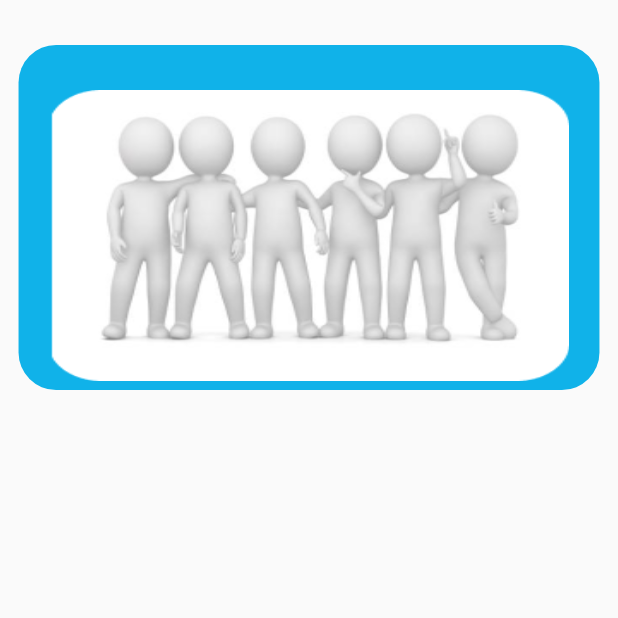
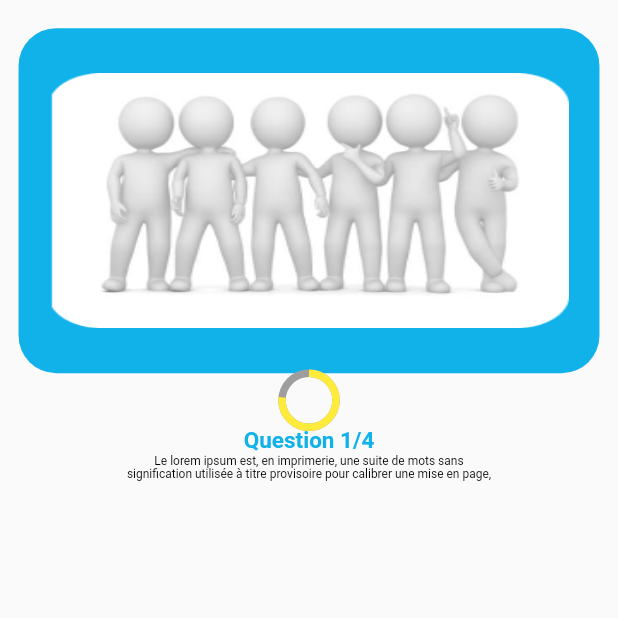
Before and after one commit to madydoucoure13/quiz_master, a Flutter app: the screen it shows after launch, on a phone screen of 412 x 824 dp, the top half of it. Run offline on Flutter 3.47's test engine with Material 2 defaults, Android fonts, the phone set to English and light mode, and no system bars; Roboto replaces fonts that are missing (Poppins).

Commit message:
added stack

```diff
--- a/lib/JouerPage.dart
+++ b/lib/JouerPage.dart
@@ -9,47 +9,75 @@ class JouerPage extends StatefulWidget {
 }
 
 class _JouerPageState extends State<JouerPage> {
-
   @override
   Widget build(BuildContext context) {
-
     return Scaffold(
       body: SafeArea(
+        child: Center(
+          heightFactor: 0.9,
           child: Column(
             children: [
               FractionallySizedBox(
                 widthFactor: 0.94,
                 child: Container(
                   height: 230,
-                margin: const EdgeInsets.fromLTRB(0, 30, 0, 0),
+                  margin: const EdgeInsets.fromLTRB(0, 60, 0, 0),
                   decoration: ShapeDecoration(
                     color: const Color(0xFF10B2E9),
                     shape: RoundedRectangleBorder(
                       borderRadius: BorderRadius.circular(25),
                     ),
                   ),
-                child: FractionallySizedBox(
-                  widthFactor: 1,
                   child: Padding(
-                    padding: const EdgeInsets.fromLTRB(20, 30, 20, 6),
+                    padding: const EdgeInsets.fromLTRB(20, 30, 20, 30),
                     child: Container(
                       width: 300,
                       decoration: const BoxDecoration(
                           image: DecorationImage(
                         image: AssetImage('assets/images/jouer.png'),
                         fit: BoxFit.fill,
-                        )
+                      )),
                     ),
                   ),
                 ),
               ),
+              //const Stack(
+              // children: [
+              const FractionallySizedBox(
+                widthFactor: 0.6,
+                child: Column(
+                crossAxisAlignment: CrossAxisAlignment.center,
+                children: <Widget>[
+                  QuizTimer(temps: 30),
+                  Text(
+                    'Question 1/4',
+                    textAlign: TextAlign.center,
+                    style: TextStyle(
+                      color: Color(0xFF10B2E9),
+                      fontSize: 15,
+                      fontFamily: 'Poppins',
+                      fontWeight: FontWeight.w600,
+                      height: 0,
                     ),
                   ),
-            Container(
-
+                  Text(
+                    'Le lorem ipsum est, en imprimerie, une suite de mots sans signification utilisée à titre provisoire pour calibrer une mise en page,',
+                    textAlign: TextAlign.center,
+                    style: TextStyle(
+                      color: Colors.black,
+                      fontSize: 8,
+                      fontFamily: 'Poppins',
+                      fontWeight: FontWeight.w400,
+                      height: 0,
+                    ),
+                  ),
+              ],
+                ),
               )
+              // ],
+              //),
             ],
-
+          ),
         ),
       ),
     );
--- a/lib/QuizTimer.dart
+++ b/lib/QuizTimer.dart
@@ -32,9 +32,10 @@ class _QuizTimerState extends State<QuizTimer> {
     return Center(
       child: CircularProgressIndicator(
         value: tempsRestant / widget.temps,
-        strokeWidth: 10,
+        strokeWidth: 5,
         backgroundColor: Colors.grey,
-        valueColor: const AlwaysStoppedAnimation(Colors.yellowAccent),
+        valueColor: const AlwaysStoppedAnimation(Colors.yellow),
+
       ),
     );
   }
```
Lines whose indentation alone changed are shown as unchanged.
